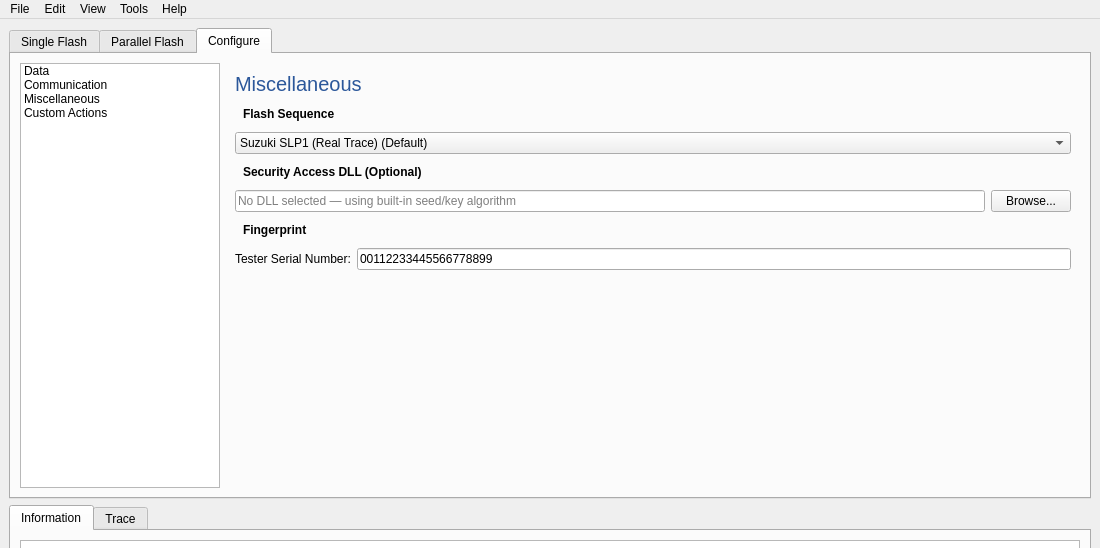
Old version of the form gui/main_window.ui in the repository phuctm012/ECU-Flashing-Tool; both pictures show x 0 to 1100 and y 0 to 548 of the 1100 by 850 pixel window.
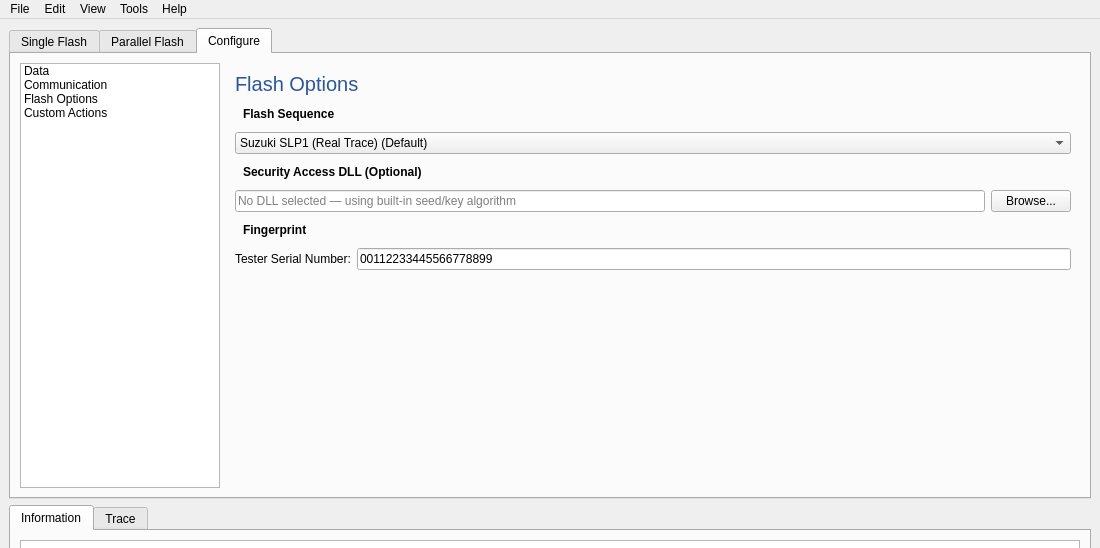
New version of the form. The open tabs and pages were chosen to show the change.

Commit message: Add combined Parallel Flash report, rework the user guide, and make the screenshot/stress tooling permanent

What changed in the file:
```diff
--- a/gui/main_window.ui
+++ b/gui/main_window.ui
@@ -329,7 +329,7 @@
            </item>
            <item>
             <property name="text">
-             <string>Miscellaneous</string>
+             <string>Flash Options</string>
             </property>
            </item>
            <item>
@@ -700,7 +700,7 @@
                 <string notr="true">color: #2b579a; font-size: 20px;</string>
                </property>
                <property name="text">
-                <string>Miscellaneous</string>
+                <string>Flash Options</string>
                </property>
               </widget>
              </item>
```
Left out of the diff: 16 changed lines with no effect on the pictures. The commit also changes 13 other files.
